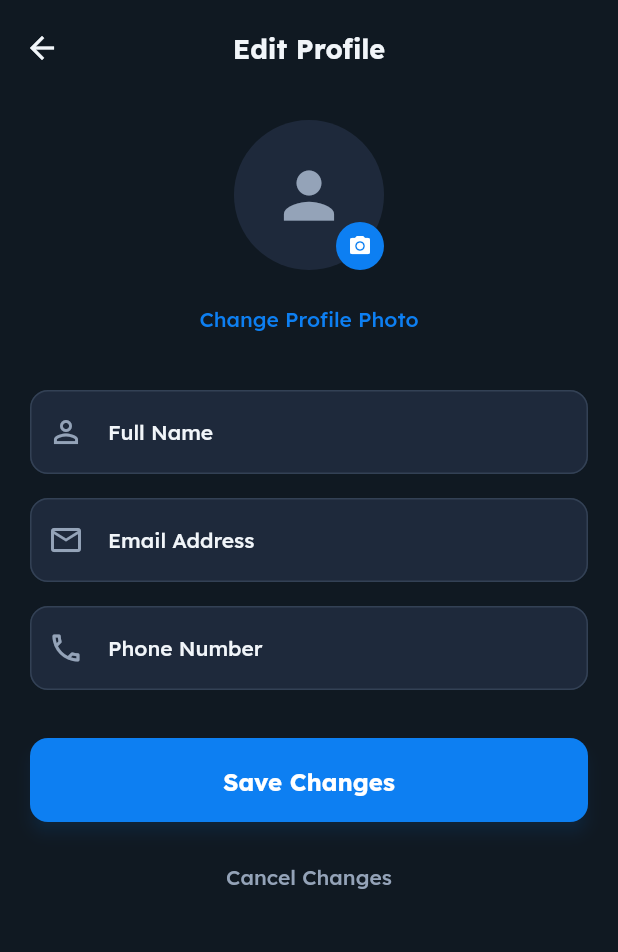
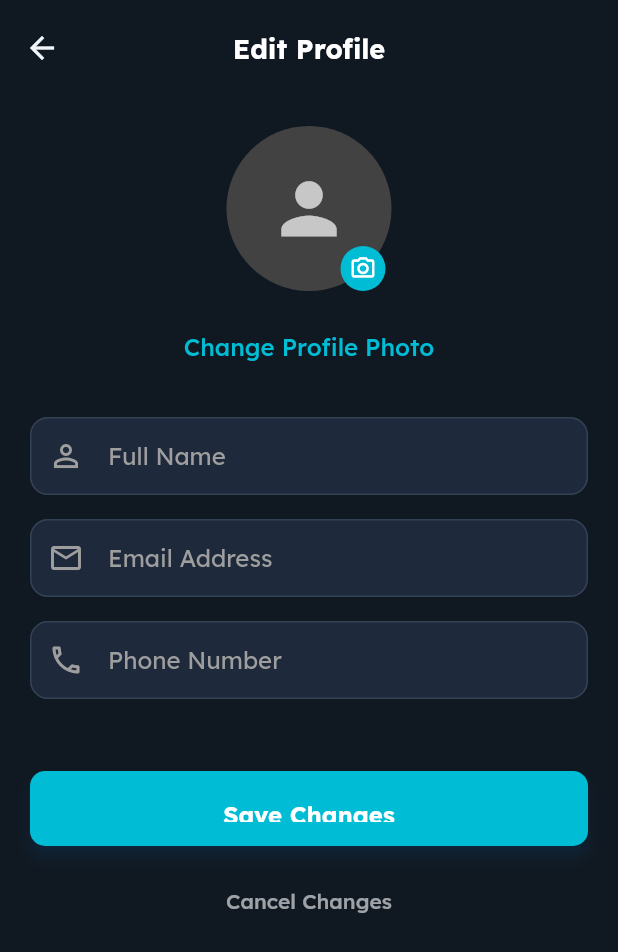
Before and after one commit to IbrahimHamas/fitmate, a Flutter app: the EditProfileScreen screen opened by its route, after a tap on "Change Profile Photo", on a phone screen of 412 x 824 dp. Shown: the top 952 px of the screen. Run offline on Flutter 3.47's test engine with Material 3 defaults, Android fonts, the phone set to English and light mode, and no system bars; our stand-ins replace dartz, flutter_bloc, get_it, image_picker, shared_preferences, supabase_flutter; accounts and stored records are empty.

Commit message:
add profile feature and configure app dependencies

```diff
--- a/lib/core/routing/app_router.dart
+++ b/lib/core/routing/app_router.dart
@@ -3,19 +3,18 @@ import 'package:flutter_bloc/flutter_bloc.dart';
 import 'package:fit_up/core/dependency_injection/injection_container.dart';
 import 'package:fit_up/core/routing/routes.dart';
 import 'package:fit_up/features/profile/data/models/profile_model.dart';
+import 'package:fit_up/features/profile/presentation/view/edit_profile_screen.dart';
+import 'package:fit_up/features/profile/presentation/view/profile_screen.dart';
 import 'package:fit_up/features/profile/presentation/view_model/profile_cubit.dart';
-import 'package:fit_up/features/profile/presentation/view/profile_screen.dart';
-import 'package:fit_up/features/profile/presentation/view/edit_profile_screen.dart';
 
 class AppRouter {
   Route? generateRoute(RouteSettings settings) {
     switch (settings.name) {
-      case Routes.welcome:
-      case '/':
+      case Routes.profile:
         return MaterialPageRoute(
           settings: settings,
           builder: (_) => BlocProvider(
-            create: (_) => sl<ProfileCubit>(),
+            create: (_) => sl<ProfileCubit>()..getProfile(),
             child: const ProfileScreen(),
           ),
         );
@@ -31,7 +30,7 @@ class AppRouter {
             child: EditProfileScreen(
               profile:
                   profileModel ??
-                  ProfileModel(
+                  const ProfileModel(
                     fullName: '',
                     email: '',
                     phoneNumber: '',
--- a/lib/features/Profile/data/models/profile_model.dart
+++ b/lib/features/Profile/data/models/profile_model.dart
@@ -39,8 +39,8 @@ class ProfileModel {
       email: json['email'] ?? '',
       phoneNumber: json['phone_number'] ?? '',
       profileImage: json['profile_image'],
-      plansCompleted: json['plans_completed'] ?? 0,
-      workoutHours: json['workout_hours'] ?? 0,
+      plansCompleted: (json['plans_completed'] as num?)?.toInt() ?? 0,
+      workoutHours: (json['workout_hours'] as num?)?.toInt() ?? 0,
     );
   }
 
--- a/lib/features/Profile/presentation/view/edit_profile_screen.dart
+++ b/lib/features/Profile/presentation/view/edit_profile_screen.dart
@@ -1,8 +1,10 @@
+import 'dart:typed_data';
+import 'package:flutter/material.dart';
+import 'package:flutter_bloc/flutter_bloc.dart';
+import 'package:image_picker/image_picker.dart';
 import 'package:fit_up/core/themes/app_color.dart';
 import 'package:fit_up/features/profile/data/models/profile_model.dart';
 import 'package:fit_up/features/profile/presentation/view_model/profile_cubit.dart';
-import 'package:flutter/material.dart';
-import 'package:flutter_bloc/flutter_bloc.dart';
 
 class EditProfileScreen extends StatefulWidget {
   final ProfileModel profile;
@@ -14,10 +16,12 @@ class EditProfileScreen extends StatefulWidget {
 }
 
 class _EditProfileScreenState extends State<EditProfileScreen> {
-  final _formKey = GlobalKey<FormState>();
   late TextEditingController _nameController;
   late TextEditingController _emailController;
   late TextEditingController _phoneController;
+
+  Uint8List? _selectedImageBytes;
+  final ImagePicker _picker = ImagePicker();
 
   @override
   void initState() {
@@ -35,131 +39,197 @@ class _EditProfileScreenState extends State<EditProfileScreen> {
     super.dispose();
   }
 
+  Future<void> _pickImage() async {
+    try {
+      final XFile? pickedFile = await _picker.pickImage(
+        source: ImageSource.gallery,
+        maxWidth: 1000,
+        maxHeight: 1000,
+        imageQuality: 85,
+      );
+
+      if (pickedFile != null) {
+        final bytes = await pickedFile.readAsBytes();
+        setState(() {
+          _selectedImageBytes = bytes;
+        });
+      }
+    } catch (e) {
+      if (mounted) {
+        ScaffoldMessenger.of(
+          context,
+        ).showSnackBar(SnackBar(content: Text('Error picking image: $e')));
+      }
+    }
+  }
+
   void _saveProfile() {
-    if (_formKey.currentState!.validate()) {
     final updatedProfile = widget.profile.copyWith(
       fullName: _nameController.text.trim(),
       email: _emailController.text.trim(),
       phoneNumber: _phoneController.text.trim(),
+      profileImage: widget.profile.profileImage,
     );
 
     context.read<ProfileCubit>().updateProfile(updatedProfile);
     Navigator.pop(context);
   }
-  }
 
   @override
   Widget build(BuildContext context) {
     return Scaffold(
-      appBar: AppBar(title: const Text('Edit Profile')),
+      backgroundColor: AppColor.background,
+      appBar: AppBar(
+        backgroundColor: AppColor.background,
+        title: const Text(
+          'Edit Profile',
+          style: TextStyle(color: Colors.white),
+        ),
+        centerTitle: true,
+        elevation: 0,
+      ),
       body: SingleChildScrollView(
-        padding: const EdgeInsets.symmetric(horizontal: 20, vertical: 16),
-        child: Form(
-          key: _formKey,
+        padding: const EdgeInsets.all(20.0),
         child: Column(
-            crossAxisAlignment: CrossAxisAlignment.center,
           children: [
-              // Avatar Change Section
-              Center(
-                child: Stack(
-                  alignment: Alignment.bottomRight,
+            // Profile Picture Section
+            Stack(
+              alignment: Alignment.center,
               children: [
                 CircleAvatar(
-                      radius: 50,
-                      backgroundColor: AppColor.surfaceElevated,
-                      backgroundImage: widget.profile.profileImage != null
+                  radius: 55,
+                  backgroundColor: Colors.grey[800],
+                  backgroundImage: _selectedImageBytes != null
+                      ? MemoryImage(_selectedImageBytes!)
+                      : (widget.profile.profileImage != null &&
+                                widget.profile.profileImage!.isNotEmpty
                             ? NetworkImage(widget.profile.profileImage!)
-                          : null,
-                      child: widget.profile.profileImage == null
+                                  as ImageProvider
+                            : null),
+                  child:
+                      (_selectedImageBytes == null &&
+                          (widget.profile.profileImage == null ||
+                              widget.profile.profileImage!.isEmpty))
                       ? const Icon(
                           Icons.person,
-                              size: 50,
-                              color: AppColor.textSecondary,
+                          size: 55,
+                          color: Colors.white70,
                         )
                       : null,
                 ),
-                    InkWell(
-                      onTap: () {
-                        // Image picker logic
-                      },
-                      child: const CircleAvatar(
-                        radius: 16,
-                        backgroundColor: AppColor.primary,
-                        child: Icon(
-                          Icons.camera_alt,
-                          size: 16,
-                          color: AppColor.onPrimary,
+                Positioned(
+                  bottom: 0,
+                  right: 4,
+                  child: GestureDetector(
+                    onTap: _pickImage,
+                    child: Container(
+                      padding: const EdgeInsets.all(6),
+                      decoration: const BoxDecoration(
+                        color: Colors.cyan,
+                        shape: BoxShape.circle,
+                      ),
+                      child: const Icon(
+                        Icons.camera_alt_outlined,
+                        size: 18,
+                        color: Colors.white,
+                      ),
                     ),
                   ),
                 ),
               ],
             ),
+            const SizedBox(height: 12),
+
+            TextButton(
+              onPressed: _pickImage,
+              child: const Text(
+                'Change Profile Photo',
+                style: TextStyle(
+                  color: Colors.cyan,
+                  fontSize: 16,
+                  fontWeight: FontWeight.w600,
                 ),
-              const SizedBox(height: 8),
-              TextButton(
-                onPressed: () {
-                  // Change profile photo handler
-                },
-                child: const Text('Change Profile Photo'),
+              ),
             ),
             const SizedBox(height: 24),
 
-              // Inputs Section
-              TextFormField(
+            // Text Fields
+            _buildTextField(
               controller: _nameController,
-                decoration: const InputDecoration(
-                  labelText: 'Full Name',
-                  prefixIcon: Icon(Icons.person_outline),
+              label: 'Full Name',
+              icon: Icons.person_outline,
             ),
-                validator: (val) => val == null || val.isEmpty
-                    ? 'Please enter your name'
-                    : null,
+            _buildTextField(
+              controller: _emailController,
+              label: 'Email Address',
+              icon: Icons.email_outlined,
             ),
-              const SizedBox(height: 16),
-
-              TextFormField(
-                controller: _emailController,
-                decoration: const InputDecoration(
-                  labelText: 'Email Address',
-                  prefixIcon: Icon(Icons.email_outlined),
-                ),
-                validator: (val) => val == null || val.isEmpty
-                    ? 'Please enter your email'
-                    : null,
-              ),
-              const SizedBox(height: 16),
-
-              TextFormField(
+            _buildTextField(
               controller: _phoneController,
-                decoration: const InputDecoration(
-                  labelText: 'Phone Number',
-                  prefixIcon: Icon(Icons.phone_outlined),
-                ),
+              label: 'Phone Number',
+              icon: Icons.phone_outlined,
             ),
             const SizedBox(height: 32),
 
-              // Save Button
+            // Save & Cancel Buttons
             SizedBox(
               width: double.infinity,
+              height: 50,
               child: ElevatedButton(
                 onPressed: _saveProfile,
-                  child: const Text('Save Changes'),
+                style: ElevatedButton.styleFrom(
+                  backgroundColor: Colors.cyan,
+                  shape: RoundedRectangleBorder(
+                    borderRadius: BorderRadius.circular(10),
+                  ),
+                ),
+                child: const Text(
+                  'Save Changes',
+                  style: TextStyle(
+                    color: Colors.white,
+                    fontSize: 16,
+                    fontWeight: FontWeight.bold,
+                  ),
+                ),
               ),
             ),
             const SizedBox(height: 12),
-
-              // Cancel Button
-              SizedBox(
-                width: double.infinity,
-                child: TextButton(
+            TextButton(
               onPressed: () => Navigator.pop(context),
               child: const Text(
                 'Cancel Changes',
-                    style: TextStyle(color: AppColor.textSecondary),
-                  ),
+                style: TextStyle(color: Colors.white60),
               ),
             ),
           ],
+        ),
+      ),
+    );
+  }
+
+  Widget _buildTextField({
+    required TextEditingController controller,
+    required String label,
+    required IconData icon,
+  }) {
+    return Padding(
+      padding: const EdgeInsets.only(bottom: 16.0),
+      child: TextField(
+        controller: controller,
+        style: const TextStyle(color: Colors.white),
+        decoration: InputDecoration(
+          labelText: label,
+          labelStyle: const TextStyle(color: Colors.grey),
+          prefixIcon: Icon(icon, color: Colors.grey),
+          filled: true,
+          fillColor: AppColor.surfaceElevated,
+          border: OutlineInputBorder(
+            borderRadius: BorderRadius.circular(10),
+            borderSide: BorderSide.none,
+          ),
+          contentPadding: const EdgeInsets.symmetric(
+            horizontal: 16,
+            vertical: 14,
           ),
         ),
       ),
--- a/pubspec.yaml
+++ b/pubspec.yaml
@@ -17,6 +17,7 @@ dependencies:
   flutter_bloc: ^9.1.1
   dartz: ^0.10.1
   equatable: ^2.1.0
+  image_picker: ^1.0.7
 
 dev_dependencies:
   flutter_test:
```
Also changed, not shown: lib/features/Profile/presentation/view/profile_screen.dart (+28 -14 lines), lib/features/Profile/presentation/view_model/profile_cubit.dart (+9 -3 lines), lib/features/Profile/presentation/widgets/profile_header.dart (+36 -42 lines), pubspec.lock, 5 other files. Lines whose indentation alone changed are shown as unchanged.
